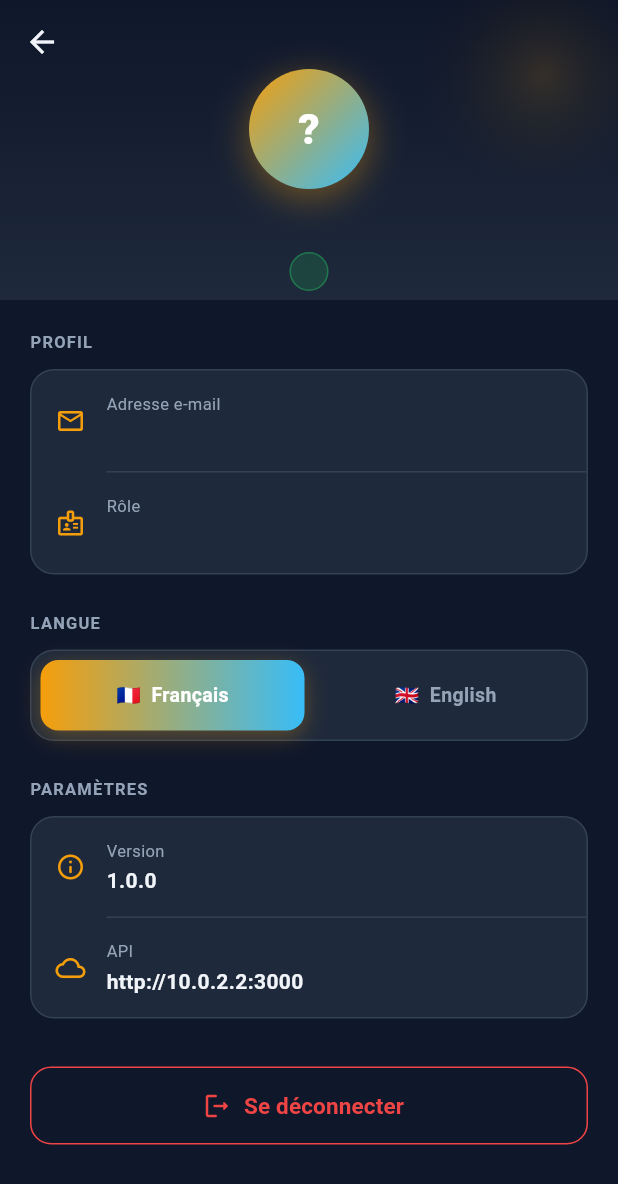
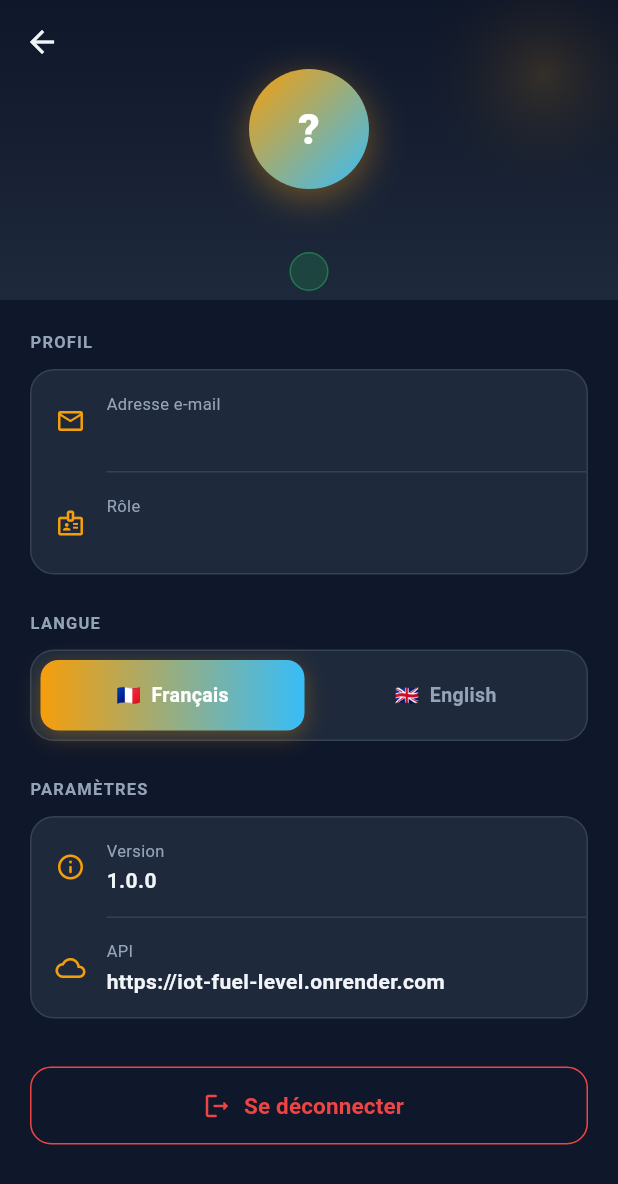
Before and after one commit to MouNir9944/IOT-FUEL-LEVEL, a Flutter app: the ProfileScreen screen opened directly, on a phone screen of 412 x 824 dp. Shown: the top 1184 px of the screen. Run offline on Flutter 3.47's test engine with Material 3 defaults, Android fonts, the phone set to English and light mode, and no system bars; our stand-ins replace dio, file_picker, flutter_secure_storage, socket_io_client; missing offline and left inert: mobile_scanner; accounts and stored records are empty.

Commit message:
Fix default API/socket URL to point to Render production
Change defaultValue from http://10.0.2.2:3000 (Android emulator only)
to https://iot-fuel-level.onrender.com so Chrome and any build without
an explicit --dart-define connects to the deployed backend.

Co-Authored-By: Claude Sonnet 4.6 <noreply@anthropic.com>

```diff
--- a/mobile/lib/core/constants.dart
+++ b/mobile/lib/core/constants.dart
@@ -41,14 +41,14 @@ class AppConstants {
   // flutter run -d <physical device>   → your LAN IP, e.g. 192.168.x.x:3000
   static const apiBaseUrl = String.fromEnvironment(
     'API_BASE_URL',
-    defaultValue: 'http://10.0.2.2:3000',
+    defaultValue: 'https://iot-fuel-level.onrender.com',
     // Local dev   : --dart-define=API_BASE_URL=http://localhost:3000
     // Android emu : --dart-define=API_BASE_URL=http://10.0.2.2:3000
     // Physical    : --dart-define=API_BASE_URL=http://192.168.x.x:3000
   );
   static const socketUrl = String.fromEnvironment(
     'SOCKET_URL',
-    defaultValue: 'http://10.0.2.2:3000',
+    defaultValue: 'https://iot-fuel-level.onrender.com',
   );
 }
 
```
